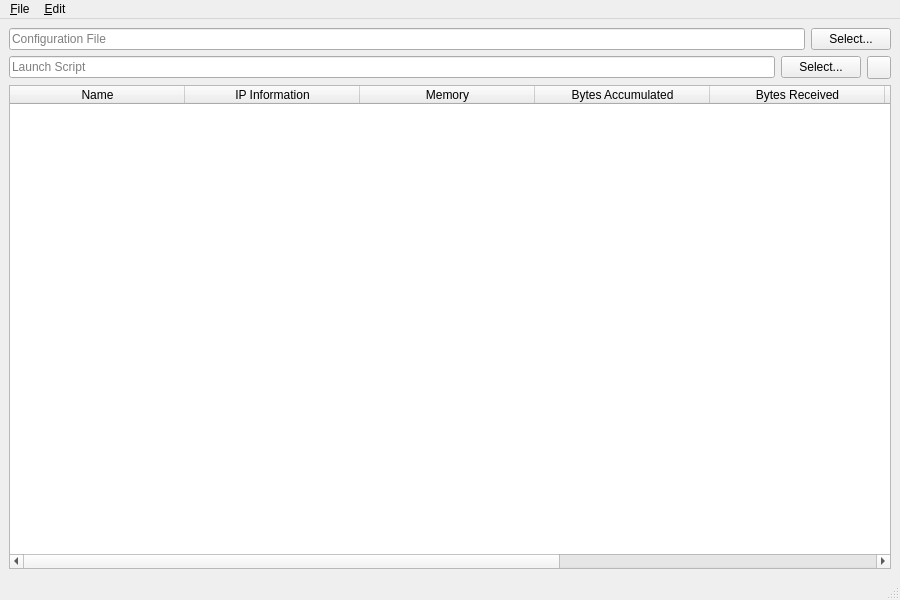
Above: UI/spot-on-lite-monitor.ui from textbrowser/spot-on-lite before the change. Below: the same form after it.
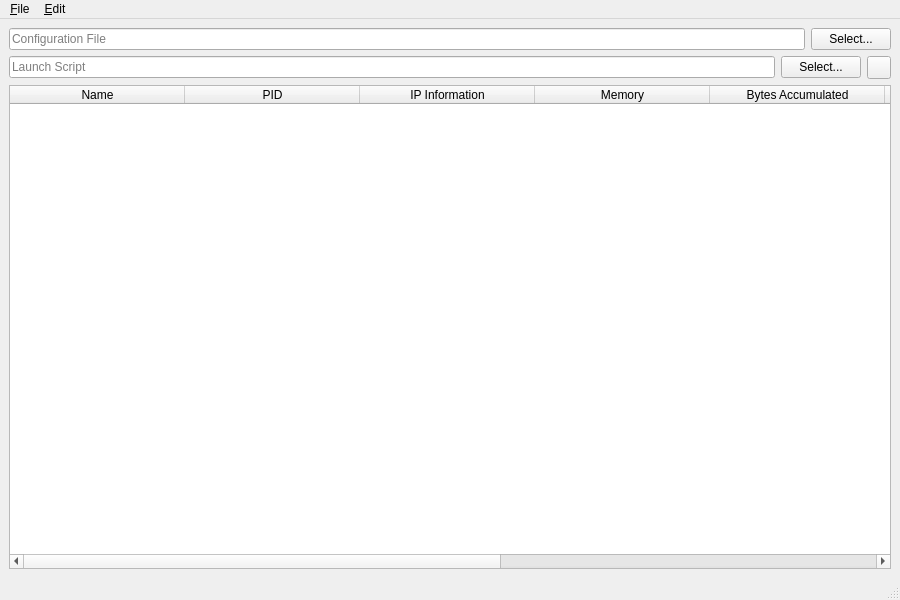
That is the form after the change.

The edit to the form file:
```diff
--- a/UI/spot-on-lite-monitor.ui
+++ b/UI/spot-on-lite-monitor.ui
@@ -98,6 +98,11 @@
         <string>Name</string>
        </property>
       </column>
+      <column>
+       <property name="text">
+        <string>PID</string>
+       </property>
+      </column>
       <column>
        <property name="text">
         <string>IP Information</string>
```
Left out of the diff: 2 changed lines with no effect on the pictures.
